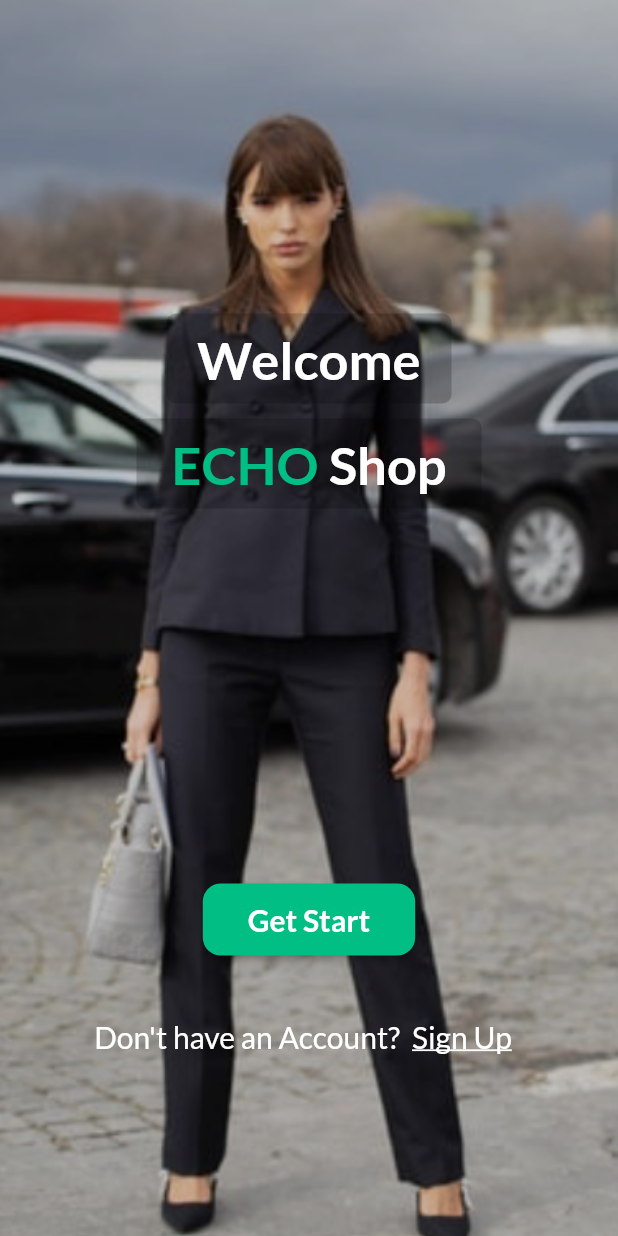
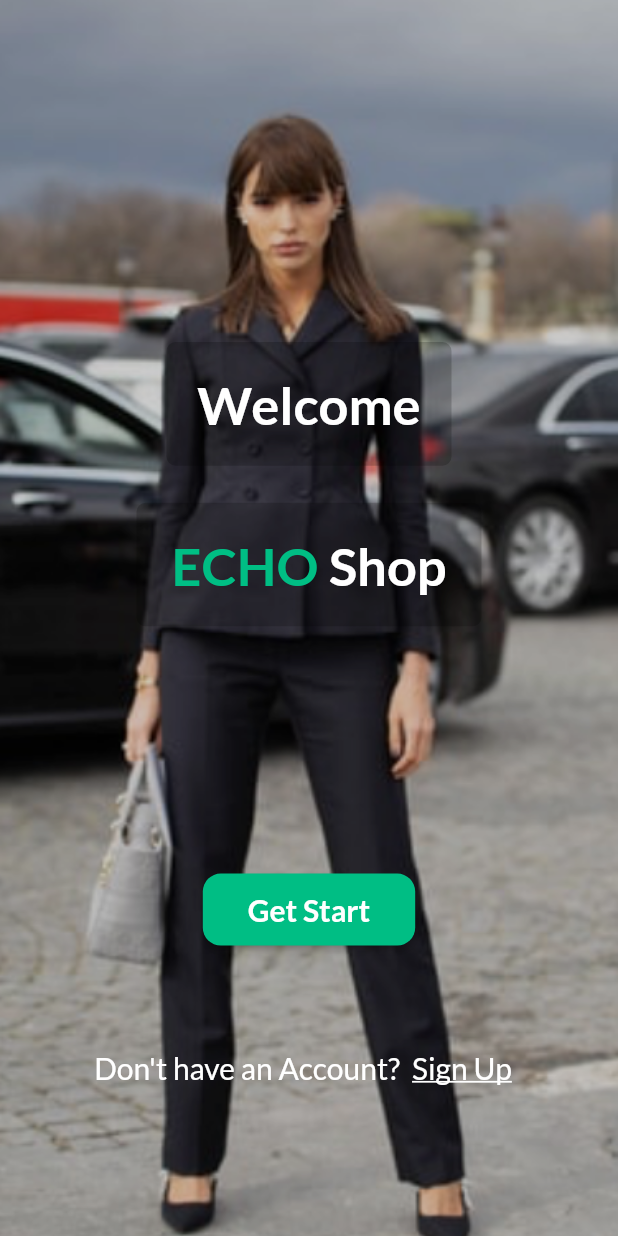
Before and after one commit to HeshamAli5225/ICHO_SHOP, a Flutter app: the screen it shows after launch, on a phone screen of 412 x 824 dp. Run offline on Flutter 3.47's test engine with Material 2 defaults, Android fonts, the phone set to English and light mode, and no system bars; our stand-ins replace badges, carousel_slider, cloud_firestore, easy_localization, expandable, firebase_auth and 14 more; missing offline and left inert: flutter_facebook_auth, flutter_stripe, staggered_grid_view_flutter; accounts and stored records are empty.

Commit message:
update ui size

```diff
--- a/lib/veiw/screens/cart_screen.dart
+++ b/lib/veiw/screens/cart_screen.dart
@@ -70,7 +70,7 @@ class CartScreen extends StatelessWidget {
                   child: Column(
                     children: [
                       Container(
-                        height: MediaQuery.of(context).size.height * .75,
+                        height: MediaQuery.of(context).size.height * .73,
                         child: ListView.separated(
                           itemBuilder: (context, index) {
                             return CartProduct(
--- a/lib/veiw/screens/welcome_screen.dart
+++ b/lib/veiw/screens/welcome_screen.dart
@@ -8,8 +8,12 @@ import '../../utils/theme.dart';
 import '../widgets/text_utils.dart';
 
 class WelcomeScreen extends StatelessWidget {
+
   @override
   Widget build(BuildContext context) {
+
+    final  height=MediaQuery.of(context).size.height;
+    final width=MediaQuery.of(context).size.width;
     return SafeArea(
       child: Scaffold(
         body: Stack(
@@ -30,10 +34,10 @@ class WelcomeScreen extends StatelessWidget {
                 mainAxisAlignment: MainAxisAlignment.center,
                 children: [
                   SizedBox(
-                    height: 100,
+                    height: height*0.17
                   ),
                   Container(
-                    height: 60,
+                    height: height*0.1,
                     width: 190,
                     decoration: BoxDecoration(
                         color: Colors.black.withOpacity(0.2),
@@ -46,11 +50,11 @@ class WelcomeScreen extends StatelessWidget {
                       fontWeight: FontWeight.bold,
                     )),
                   ),
-                  const SizedBox(
-                    height: 10,
+                  SizedBox(
+                    height: height*0.03,
                   ),
                   Container(
-                    height: 60,
+                    height: height*0.1,
                     width: 230,
                     decoration: BoxDecoration(
                         color: Colors.black.withOpacity(0.2),
@@ -75,7 +79,7 @@ class WelcomeScreen extends StatelessWidget {
                     ),
                   ),
                   SizedBox(
-                    height: 250,
+                    height: height*0.2,
                   ),
                   ElevatedButton(
                       style: ElevatedButton.styleFrom(
@@ -93,7 +97,7 @@ class WelcomeScreen extends StatelessWidget {
                           fontSize: 20,
                           fontWeight: FontWeight.bold)),
                   SizedBox(
-                    height: 30,
+                    height: height*0.07,
                   ),
                   Row(
                     mainAxisAlignment: MainAxisAlignment.center,
--- a/lib/veiw/widgets/cart/cart_total.dart
+++ b/lib/veiw/widgets/cart/cart_total.dart
@@ -22,7 +22,7 @@ class CartTotal extends StatelessWidget {
       final width =
           MediaQuery.of(context).size.width;
       return Container(
-        padding: EdgeInsets.all(10),
+        padding: EdgeInsets.all(5),
         height: height*0.12,
         child: Row(
           children: [
@@ -38,7 +38,7 @@ class CartTotal extends StatelessWidget {
                 TextUtils(
                   text: 'EGP ${controller.totalPrice.toStringAsFixed(2)}',
                   color: Get.isDarkMode ? Colors.white : Colors.black,
-                  fontSize: height*0.04,
+                  fontSize: height*0.035,
                   fontWeight: FontWeight.w800,
                 ),
               ],
--- a/lib/veiw/widgets/home/search_text_form.dart
+++ b/lib/veiw/widgets/home/search_text_form.dart
@@ -11,6 +11,8 @@ class FakeSearch extends StatelessWidget {
 
   @override
   Widget build(BuildContext context) {
+    var height=MediaQuery.of(context).size.height;
+    var width=MediaQuery.of(context).size.width;
     return InkWell(
       onTap: () {
         Navigator.push(context,
@@ -37,7 +39,7 @@ class FakeSearch extends StatelessWidget {
                 ),
                 Text(
                   tr(StringManger.what_are_you_looking),
-                  style: TextStyle(fontSize: 18, color: Colors.grey),
+                  style: TextStyle(fontSize: width*0.04, color: Colors.grey),
                 ),
               ],
             ),
@@ -50,7 +52,7 @@ class FakeSearch extends StatelessWidget {
               child:  Center(
                 child: Text(
                   tr(StringManger.search),
-                  style: TextStyle(fontSize: 16, color: Colors.white),
+                  style: TextStyle(fontSize: width*0.04, color: Colors.white),
                 ),
               ),
             )
```
